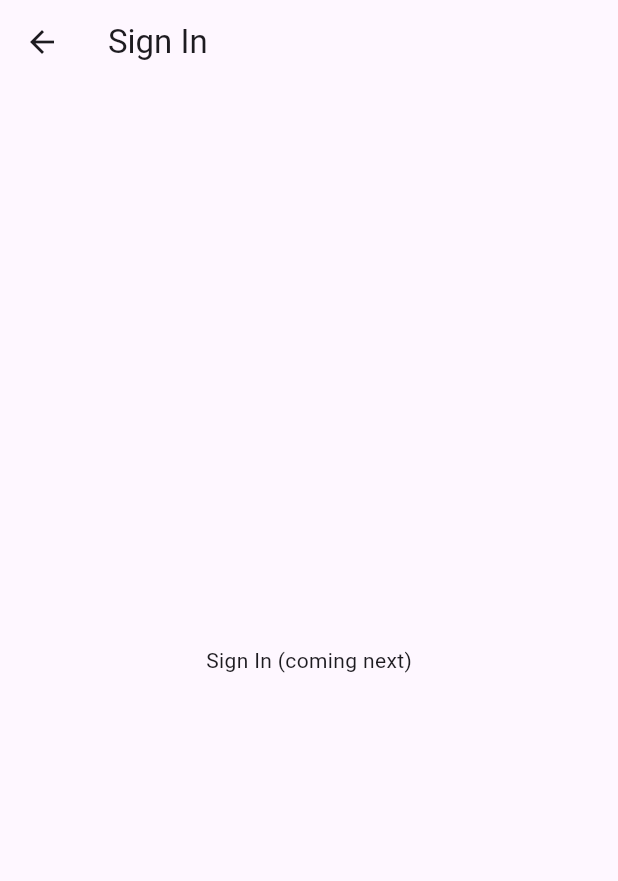
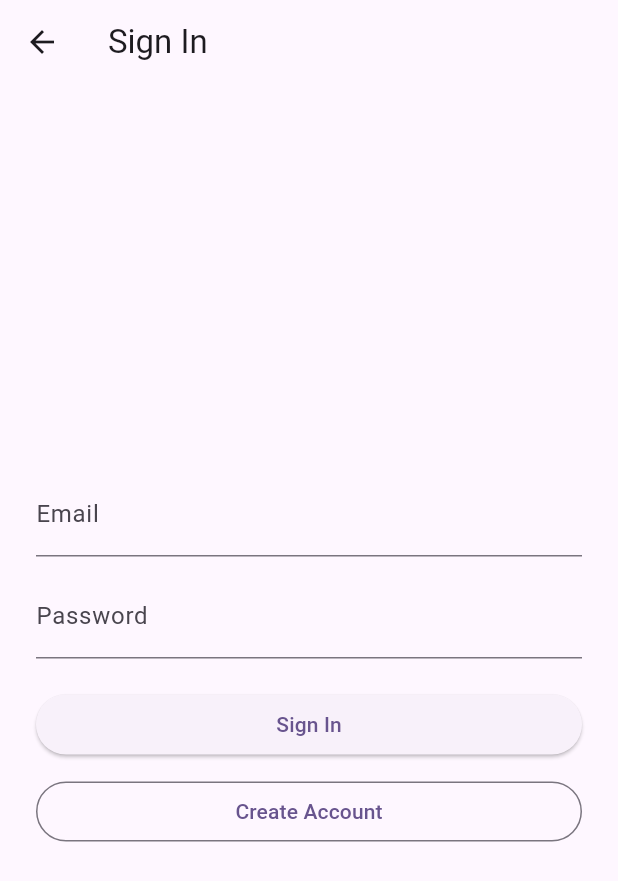
Before and after one commit to Tech2you/immortalink, a Flutter app: the screen it shows after launch, after a tap on "Sign In", on a phone screen of 412 x 824 dp. Shown: the top 881 px of the screen. Run offline on Flutter 3.47's test engine with Material 3 defaults, Android fonts, the light colour scheme and no system bars; our stand-ins replace flutter_dotenv, supabase_flutter; accounts and stored records are empty; network calls fail.

Commit message:
feat: supabase auth setup + sign in UI

```diff
--- a/immortalink/lib/screens/sign_in_screen.dart
+++ b/immortalink/lib/screens/sign_in_screen.dart
@@ -1,14 +1,138 @@
 import 'package:flutter/material.dart';
+import 'package:supabase_flutter/supabase_flutter.dart';
 
-class SignInScreen extends StatelessWidget {
+class SignInScreen extends StatefulWidget {
   const SignInScreen({super.key});
+
+  @override
+  State<SignInScreen> createState() => _SignInScreenState();
+}
+
+class _SignInScreenState extends State<SignInScreen> {
+  final _emailController = TextEditingController();
+  final _passwordController = TextEditingController();
+
+  bool _isLoading = false;
+  String? _message;
+
+  SupabaseClient get _supabase => Supabase.instance.client;
+
+  Future<void> _signUp() async {
+    setState(() {
+      _isLoading = true;
+      _message = null;
+    });
+
+    try {
+      final email = _emailController.text.trim();
+      final password = _passwordController.text;
+
+      await _supabase.auth.signUp(
+        email: email,
+        password: password,
+      );
+
+      setState(() {
+        _message =
+            "Account created. If email confirmation is ON, check your inbox to confirm before signing in.";
+      });
+    } on AuthException catch (e) {
+      setState(() => _message = e.message);
+    } catch (e) {
+      setState(() => _message = "Unexpected error: $e");
+    } finally {
+      setState(() => _isLoading = false);
+    }
+  }
+
+  Future<void> _signIn() async {
+    setState(() {
+      _isLoading = true;
+      _message = null;
+    });
+
+    try {
+      final email = _emailController.text.trim();
+      final password = _passwordController.text;
+
+      await _supabase.auth.signInWithPassword(
+        email: email,
+        password: password,
+      );
+
+      if (!mounted) return;
+      Navigator.of(context).pop(); // go back to home for now
+    } on AuthException catch (e) {
+      setState(() => _message = e.message);
+    } catch (e) {
+      setState(() => _message = "Unexpected error: $e");
+    } finally {
+      setState(() => _isLoading = false);
+    }
+  }
+
+  @override
+  void dispose() {
+    _emailController.dispose();
+    _passwordController.dispose();
+    super.dispose();
+  }
 
   @override
   Widget build(BuildContext context) {
     return Scaffold(
-      appBar: AppBar(title: const Text('Sign In')),
-      body: const Center(
-        child: Text('Sign In (coming next)'),
+      appBar: AppBar(
+        title: const Text("Sign In"),
+      ),
+      body: Center(
+        child: ConstrainedBox(
+          constraints: const BoxConstraints(maxWidth: 520),
+          child: Padding(
+            padding: const EdgeInsets.all(24),
+            child: Column(
+              mainAxisAlignment: MainAxisAlignment.center,
+              crossAxisAlignment: CrossAxisAlignment.stretch,
+              children: [
+                TextField(
+                  controller: _emailController,
+                  keyboardType: TextInputType.emailAddress,
+                  decoration: const InputDecoration(labelText: "Email"),
+                ),
+                const SizedBox(height: 12),
+                TextField(
+                  controller: _passwordController,
+                  obscureText: true,
+                  decoration: const InputDecoration(labelText: "Password"),
+                ),
+                const SizedBox(height: 20),
+
+                ElevatedButton(
+                  onPressed: _isLoading ? null : _signIn,
+                  child: _isLoading
+                      ? const SizedBox(
+                          height: 18,
+                          width: 18,
+                          child: CircularProgressIndicator(strokeWidth: 2),
+                        )
+                      : const Text("Sign In"),
+                ),
+                const SizedBox(height: 10),
+                OutlinedButton(
+                  onPressed: _isLoading ? null : _signUp,
+                  child: const Text("Create Account"),
+                ),
+
+                if (_message != null) ...[
+                  const SizedBox(height: 16),
+                  Text(
+                    _message!,
+                    textAlign: TextAlign.center,
+                  ),
+                ],
+              ],
+            ),
+          ),
+        ),
       ),
     );
   }
```
